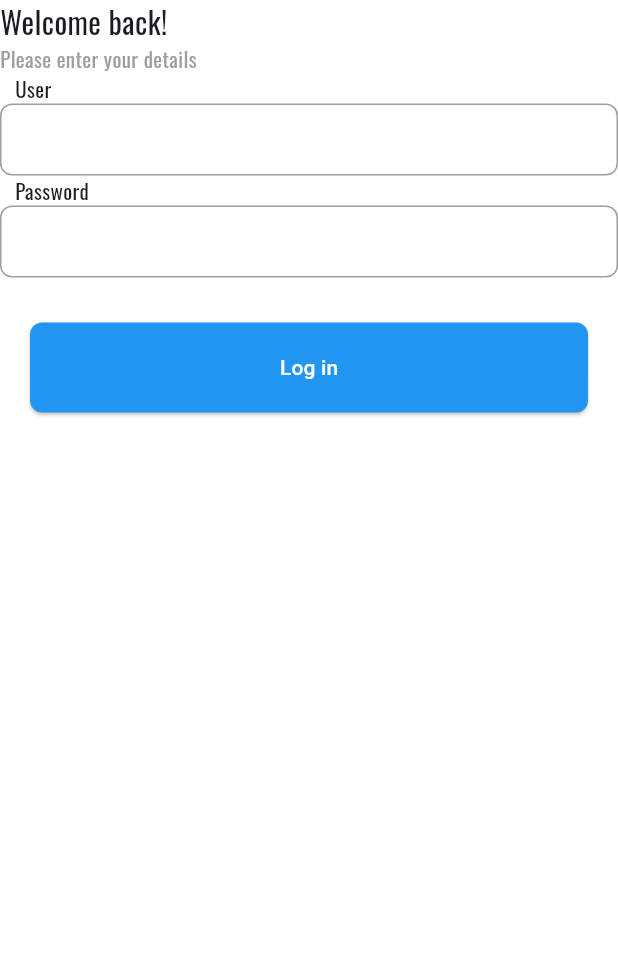
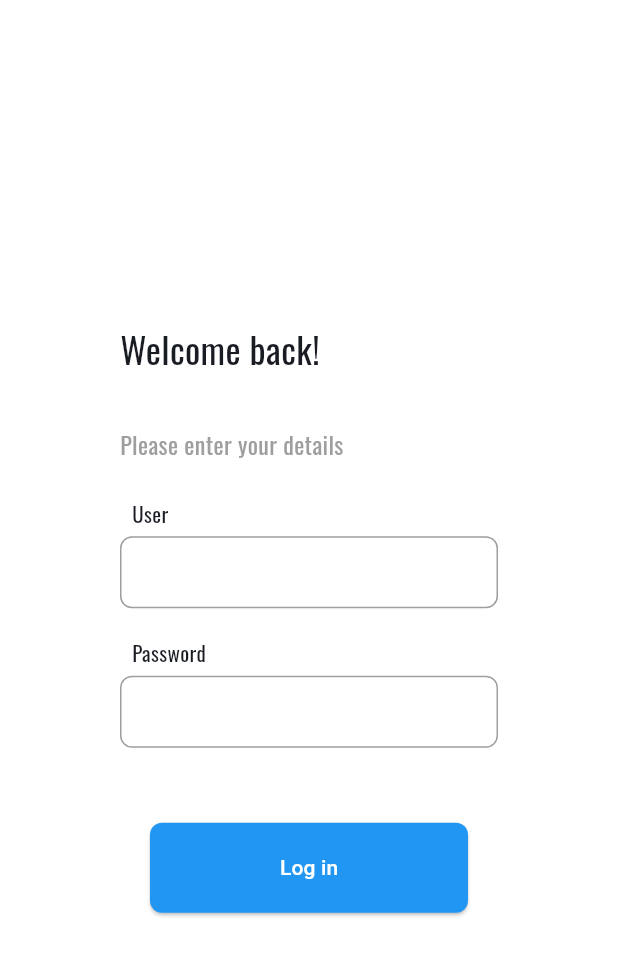
Before and after one commit to innovaciones-co/bflow-client, a Flutter app: the LoginPage screen opened by its route, on a phone screen of 412 x 824 dp. Shown: the top 956 px of the screen. Run offline on Flutter 3.47's test engine with Material 3 defaults, Android fonts, the phone set to English and light mode, and no system bars; our stand-ins replace equatable, go_router, google_fonts.

Commit message:
login bg and details

```diff
--- a/lib/src/features/login/presentation/pages/login_page.dart
+++ b/lib/src/features/login/presentation/pages/login_page.dart
@@ -1,3 +1,4 @@
+import 'package:bflow_client/src/core/extensions/build_context_extensions.dart';
 import 'package:flutter/material.dart';
 
 class LoginPage extends StatelessWidget {
@@ -6,21 +7,66 @@ class LoginPage extends StatelessWidget {
   @override
   Widget build(BuildContext context) {
     return Scaffold(
-      body: Column(
+      body: Row(
+        children: [
+          context.isDesktop ? Expanded(
+            flex: 1,
+            child: Stack(
+              children: [
+                Positioned(
+                  top: 0,
+                  bottom: 0,
+                  right: 0,
+                  left: 0,
+                  child: Container(
+                    decoration: const BoxDecoration(
+                      image: DecorationImage(
+                        image: AssetImage('assets/img/background_login.png'),
+                        fit: BoxFit.cover
+                      )
+                    ),
+                  ),
+                ),
+                Positioned(
+                  top: 0,
+                  child: Container(
+                    height: 300,
+                    width: 380,
+                    decoration: BoxDecoration(
+                      color: const Color(0x80000000).withOpacity(0.6),
+                      borderRadius: BorderRadius.circular(10),
+                    ),
+                    child: Image.asset('assets/img/sh_logo_and_text.png'),
+                  ),
+                ),
+              ],
+            ),
+          ) : const SizedBox.shrink(),
+          Expanded(
+            flex: 1,
+            child: Center(
+              child: Container(
+                constraints: const BoxConstraints(maxWidth: 500),
+                margin: const EdgeInsets.symmetric(horizontal: 80),
+                child: Column(
                   crossAxisAlignment: CrossAxisAlignment.start,
+                  mainAxisAlignment: MainAxisAlignment.center,
                   children: [
                     const Text(
                       "Welcome back!",
-            style: TextStyle(fontSize: 20),
+                      style: TextStyle(fontSize: 24),
                     ),
+                    const SizedBox(height: 35),
                     const Text(
                       "Please enter your details",
-            style: TextStyle(color: Colors.grey),
+                      style: TextStyle(fontSize: 16, color: Colors.grey),
                     ),
+                    const SizedBox(height: 25),
                     const Padding(
-            padding: EdgeInsets.symmetric(horizontal: 10),
+                      padding: EdgeInsets.symmetric(horizontal: 8),
                       child: Text("User"),
                     ),
+                    const SizedBox(height: 5),
                     TextField(
                       decoration: InputDecoration(
                         enabledBorder: OutlineInputBorder(
@@ -35,15 +81,19 @@ class LoginPage extends StatelessWidget {
                         isDense: true,
                         filled: true,
                         fillColor: Colors.white,
-
                         hintText: "",
                       ),
                     ),
+                    const SizedBox(height: 20),
                     const Padding(
-            padding: EdgeInsets.symmetric(horizontal: 10),
+                      padding: EdgeInsets.symmetric(horizontal: 8),
                       child: Text("Password"),
                     ),
+                    const SizedBox(height: 5),
                     TextField(
+                      obscureText: true,
+                      enableSuggestions: false,
+                      autocorrect: false,
                       decoration: InputDecoration(
                         enabledBorder: OutlineInputBorder(
                           borderRadius: BorderRadius.circular(8),
@@ -57,18 +107,17 @@ class LoginPage extends StatelessWidget {
                         isDense: true,
                         filled: true,
                         fillColor: Colors.white,
-
                         hintText: "",
                       ),
                     ),
+                    const SizedBox(height: 20),
                     Padding(
                       padding: const EdgeInsets.only(top: 30, right: 20, left: 20),
                       child: ElevatedButton(
                         style: ElevatedButton.styleFrom(
-                //padding: const EdgeInsets.symmetric(vertical: 1, horizontal: 20), // THIS no hace nada
                           foregroundColor: Colors.white,
                           backgroundColor: Colors.blue,
-                minimumSize: const Size.fromHeight(60), // THIs full with?
+                          minimumSize: const Size.fromHeight(60),
                           shape: RoundedRectangleBorder(
                             borderRadius: BorderRadius.circular(8),
                           ),
@@ -81,6 +130,11 @@ class LoginPage extends StatelessWidget {
                     ),
                   ],
                 ),
+              ),
+            ),
+          ),
+        ],
+      ),
     );
   }
 }
```
Also changed, not shown: assets/img/background_login.png (added), assets/img/sh_logo_and_text.png (added). Lines whose indentation alone changed are shown as unchanged.
